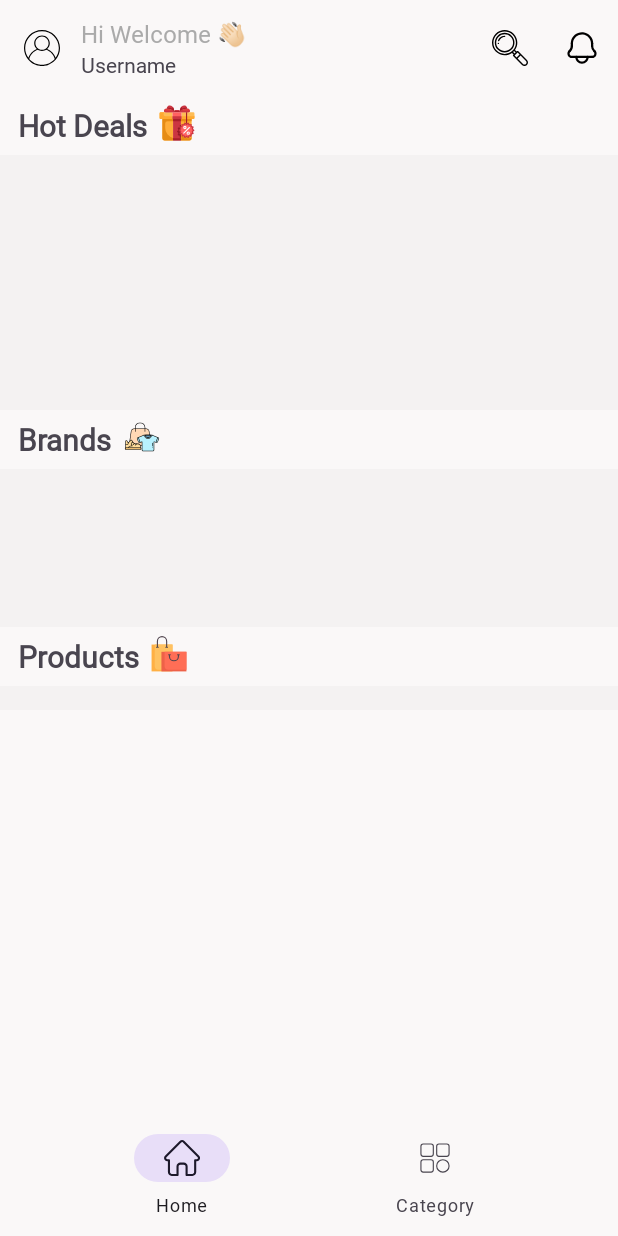
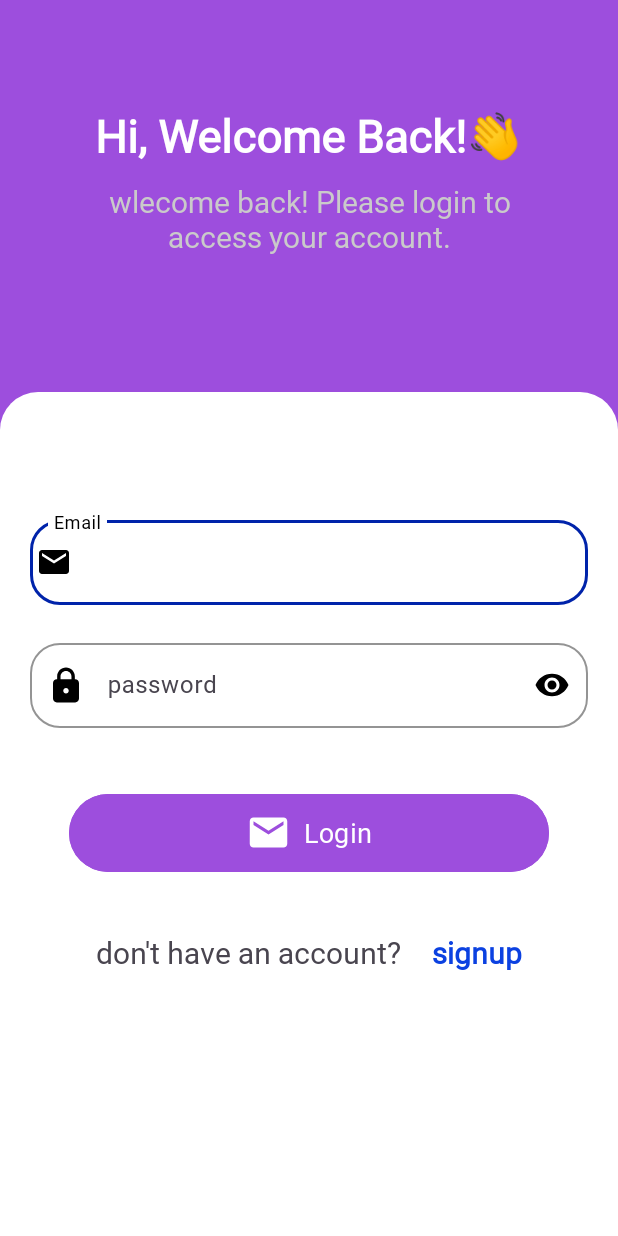
Before and after one commit to Ali-El-Sayed/Ryady, an Android app: the screen it shows after launch (MainActivity before the commit, AuthActivity after it), on a phone screen of 412 x 824 dp. Run offline under Robolectric (Android 15) with nearby library versions, the phone set to English and light mode, and no system bars; libraries missing offline, so code that uses them is left out: com.apollographql.apollo3; 1 statement that could not run was skipped.

Commit message:
refactor(Activities):Impl Base Activity to be base class of all activities. fix(Bottom Navigation): Fix Bottom Navigation in auth screens .

```diff
--- /dev/null
+++ b/app/src/main/java/com/example/ryady/BaseActivity.kt
@@ -0,0 +1,21 @@
+package com.example.ryady
+
+
+import android.content.Context
+import android.content.Intent
+import android.os.Bundle
+import androidx.appcompat.app.AppCompatActivity
+import androidx.appcompat.app.AppCompatDelegate
+import androidx.fragment.app.FragmentActivity
+
+open class BaseActivity : AppCompatActivity() {
+    override fun onCreate(savedInstanceState: Bundle?) {
+        super.onCreate(savedInstanceState)
+        AppCompatDelegate.setDefaultNightMode(AppCompatDelegate.MODE_NIGHT_NO)
+    }
+
+    fun <T> move(context: Context, destination: Class<T>) {
+        val intent = Intent(context, destination)
+        startActivity(intent)
+    }
+}
--- a/app/src/main/java/com/example/ryady/view/factory/ViewModelFactory.kt
+++ b/app/src/main/java/com/example/ryady/view/factory/ViewModelFactory.kt
@@ -3,8 +3,8 @@ package com.example.ryady.view.factory
 import androidx.lifecycle.ViewModel
 import androidx.lifecycle.ViewModelProvider
 import com.example.ryady.datasource.remote.IRemoteDataSource
-import com.example.ryady.login.viewModel.LoginViewModel
-import com.example.ryady.product.viewModel.ProductViewModel
+import com.example.ryady.view.screens.auth.login.viewModel.LoginViewModel
+import com.example.ryady.view.screens.product.viewModel.ProductViewModel
 import com.example.ryady.view.screens.home.viewmodel.HomeViewModel
 import com.example.ryady.view.screens.productsByBrand.viewmodel.ProductsViewmodel
 
--- a/app/src/main/java/com/example/ryady/Favourite/View/FavouriteFragment.kt
+++ b/app/src/main/java/com/example/ryady/view/screens/Favourite/View/FavouriteFragment.kt
@@ -1,4 +1,4 @@
-package com.example.ryady.Favourite.View
+package com.example.ryady.view.screens.Favourite.View
 
 import android.os.Bundle
 import androidx.fragment.app.Fragment
--- /dev/null
+++ b/app/src/main/java/com/example/ryady/view/screens/auth/login/AuthActivity.kt
@@ -0,0 +1,22 @@
+package com.example.ryady.view.screens.auth.login
+
+import android.os.Bundle
+import androidx.activity.enableEdgeToEdge
+import androidx.appcompat.app.AppCompatActivity
+import androidx.core.view.ViewCompat
+import androidx.core.view.WindowInsetsCompat
+import com.example.ryady.BaseActivity
+import com.example.ryady.R
+
+class AuthActivity : BaseActivity() {
+    override fun onCreate(savedInstanceState: Bundle?) {
+        super.onCreate(savedInstanceState)
+        enableEdgeToEdge()
+        setContentView(R.layout.activity_auth)
+        ViewCompat.setOnApplyWindowInsetsListener(findViewById(R.id.main)) { v, insets ->
+            val systemBars = insets.getInsets(WindowInsetsCompat.Type.systemBars())
+            v.setPadding(systemBars.left, systemBars.top, systemBars.right, systemBars.bottom)
+            insets
+        }
+    }
+}
--- a/app/src/main/java/com/example/ryady/login/viewModel/LoginViewModel.kt
+++ b/app/src/main/java/com/example/ryady/view/screens/auth/login/viewModel/LoginViewModel.kt
@@ -1,4 +1,4 @@
-package com.example.ryady.login.viewModel
+package com.example.ryady.view.screens.auth.login.viewModel
 
 import android.util.Log
 import androidx.lifecycle.ViewModel
@@ -6,13 +6,11 @@ import androidx.lifecycle.viewModelScope
 import com.example.CustomerCreateMutation
 import com.example.ryady.datasource.remote.IRemoteDataSource
 import com.example.ryady.network.model.Response
-import com.example.type.Customer
 import com.example.type.CustomerAccessTokenCreateInput
 import com.example.type.CustomerCreateInput
 import kotlinx.coroutines.Dispatchers
 import kotlinx.coroutines.flow.MutableStateFlow
 import kotlinx.coroutines.flow.StateFlow
-import kotlinx.coroutines.flow.collectLatest
 import kotlinx.coroutines.launch
 
 
@@ -41,7 +39,6 @@ class LoginViewModel(private val remoteDataSource: IRemoteDataSource) : ViewMode
 
         viewModelScope.launch(Dispatchers.IO) {
             remoteDataSource.createAccessToken<String>(userAccount).collect {
-
                 _loginAccountState.value = it
                 Log.i(TAG, "loginToAccount: ${_loginAccountState.value}")
             }
--- a/app/src/main/java/com/example/ryady/MainActivity.kt
+++ b/app/src/main/java/com/example/ryady/view/screens/home/MainActivity.kt
@@ -1,35 +1,33 @@
-package com.example.ryady
+package com.example.ryady.view.screens.home
 
 import android.os.Bundle
 import android.widget.Toast
 import androidx.activity.enableEdgeToEdge
-import androidx.appcompat.app.AppCompatActivity
 import androidx.appcompat.app.AppCompatDelegate
 import androidx.core.view.ViewCompat
 import androidx.core.view.WindowInsetsCompat
 import androidx.lifecycle.lifecycleScope
 import androidx.navigation.fragment.NavHostFragment
 import androidx.navigation.ui.setupWithNavController
+import com.example.ryady.BaseActivity
+import com.example.ryady.R
 import com.example.ryady.databinding.ActivityMainBinding
 import com.example.ryady.utils.NetworkMonitor
 import com.example.ryady.view.dialogs.offlineDialog.view.OfflineDialogFragment
+import kotlinx.coroutines.Job
 import kotlinx.coroutines.launch
 
-
-private const val TAG = "MainActivity"
-
-class MainActivity : AppCompatActivity(), OfflineDialogFragment.OfflineDialogListener {
+class MainActivity : BaseActivity(), OfflineDialogFragment.OfflineDialogListener {
     private val binding by lazy {
         ActivityMainBinding.inflate(layoutInflater)
     }
     private lateinit var networkMonitor: NetworkMonitor
-
+    private lateinit var isConnectedJob: Job
     override fun onCreate(savedInstanceState: Bundle?) {
         super.onCreate(savedInstanceState)
         enableEdgeToEdge()
         setContentView(binding.root)
         // Disable night mode
-        AppCompatDelegate.setDefaultNightMode(AppCompatDelegate.MODE_NIGHT_NO)
         ViewCompat.setOnApplyWindowInsetsListener(findViewById(R.id.main)) { v, insets ->
             val systemBars = insets.getInsets(WindowInsetsCompat.Type.systemBars())
             v.setPadding(systemBars.left, systemBars.top, systemBars.right, 0)
@@ -41,7 +39,7 @@ class MainActivity : AppCompatActivity(), OfflineDialogFragment.OfflineDialogLis
 
         // Monitor network connectivity state
         networkMonitor = NetworkMonitor(this)
-        lifecycleScope.launch {
+        isConnectedJob = lifecycleScope.launch {
             networkMonitor.isConnected.collect { isConnected ->
                 if (isConnected) dismissOfflineDialog()// Handle network connected
                 else showOfflineDialog() // Handle network disconnected
@@ -92,4 +90,9 @@ class MainActivity : AppCompatActivity(), OfflineDialogFragment.OfflineDialogLis
         // Navigate to the first fragment (start destination)
         navController.navigate(navController.graph.startDestinationId)
     }
+
+    override fun onDestroy() {
+        super.onDestroy()
+        isConnectedJob.cancel()
+    }
 }
--- a/app/src/main/java/com/example/ryady/product/view/ProductInfoFragment.kt
+++ b/app/src/main/java/com/example/ryady/view/screens/product/view/ProductInfoFragment.kt
@@ -1,4 +1,4 @@
-package com.example.ryady.product.view
+package com.example.ryady.view.screens.product.view
 
 import android.os.Bundle
 import android.util.Log
@@ -18,7 +18,7 @@ import com.example.ryady.databinding.FragmentProductInfoBinding
 import com.example.ryady.datasource.remote.RemoteDataSource
 import com.example.ryady.network.GraphqlClient
 import com.example.ryady.network.model.Response
-import com.example.ryady.product.viewModel.ProductViewModel
+import com.example.ryady.view.screens.product.viewModel.ProductViewModel
 import com.example.ryady.view.factory.ViewModelFactory
 import kotlinx.coroutines.Dispatchers
 import kotlinx.coroutines.flow.collectLatest
--- a/app/src/main/java/com/example/ryady/product/viewModel/ProductViewModel.kt
+++ b/app/src/main/java/com/example/ryady/view/screens/product/viewModel/ProductViewModel.kt
@@ -1,4 +1,4 @@
-package com.example.ryady.product.viewModel
+package com.example.ryady.view.screens.product.viewModel
 
 import android.util.Log
 import androidx.lifecycle.ViewModel
--- /dev/null
+++ b/app/src/main/res/layout/activity_auth.xml
@@ -0,0 +1,18 @@
+<?xml version="1.0" encoding="utf-8"?>
+<androidx.constraintlayout.widget.ConstraintLayout xmlns:android="http://schemas.android.com/apk/res/android"
+    xmlns:app="http://schemas.android.com/apk/res-auto"
+    xmlns:tools="http://schemas.android.com/tools"
+    android:id="@+id/main"
+    android:layout_width="match_parent"
+    android:layout_height="match_parent"
+    tools:context=".view.screens.auth.login.AuthActivity">
+
+    <androidx.fragment.app.FragmentContainerView
+        android:id="@+id/nav_host_fragment"
+        android:name="androidx.navigation.fragment.NavHostFragment"
+        android:layout_width="match_parent"
+        android:layout_height="match_parent"
+        android:layout_above="@id/bottom_navigation"
+        app:defaultNavHost="true"
+        app:navGraph="@navigation/auth_nav_graph" />
+</androidx.constraintlayout.widget.ConstraintLayout>
--- a/app/src/main/res/layout/fragment_favourite.xml
+++ b/app/src/main/res/layout/fragment_favourite.xml
@@ -4,7 +4,7 @@
     android:layout_width="match_parent"
     android:layout_height="match_parent"
     xmlns:app="http://schemas.android.com/apk/res-auto"
-    tools:context=".Favourite.View.FavouriteFragment">
+    tools:context=".view.screens.Favourite.View.FavouriteFragment">
 
     <androidx.recyclerview.widget.RecyclerView
         android:id="@+id/rv_favourite_list"
--- a/app/src/main/res/layout/fragment_login.xml
+++ b/app/src/main/res/layout/fragment_login.xml
@@ -5,7 +5,7 @@
     android:layout_width="match_parent"
     android:layout_height="match_parent"
     android:background="#9D4EDD"
-    tools:context=".login.view.LoginFragment">
+    tools:context=".view.screens.auth.login.view.LoginFragment">
 
     <TextView
         android:id="@+id/tv_title"
@@ -111,7 +111,7 @@
         android:layout_height="60dp"
         android:layout_marginTop="40dp"
         android:backgroundTint="#9D4EDD"
-        android:text="Login"
+        android:text="@string/login"
         android:textAlignment="center"
         android:textColor="@color/white"
         android:textSize="18sp"
@@ -129,7 +129,7 @@
         android:layout_width="wrap_content"
         android:layout_height="wrap_content"
         android:layout_marginTop="36dp"
-        android:text="don't have an account?"
+        android:text="@string/don_t_have_an_account"
         android:textSize="20sp"
         app:layout_constraintEnd_toStartOf="@+id/tv_sign_up"
         app:layout_constraintHorizontal_bias="0.5"
--- a/app/src/main/res/layout/fragment_product_info.xml
+++ b/app/src/main/res/layout/fragment_product_info.xml
@@ -4,7 +4,7 @@
     android:layout_width="match_parent"
     android:layout_height="match_parent"
     xmlns:app="http://schemas.android.com/apk/res-auto"
-    tools:context=".product.view.ProductInfoFragment">
+    tools:context=".view.screens.product.view.ProductInfoFragment">
 
     <androidx.constraintlayout.widget.ConstraintLayout
         android:layout_width="match_parent"
--- a/app/src/main/res/layout/fragment_sing_up.xml
+++ b/app/src/main/res/layout/fragment_sing_up.xml
@@ -4,7 +4,7 @@
     xmlns:tools="http://schemas.android.com/tools"
     android:layout_width="match_parent"
     android:layout_height="match_parent"
-    tools:context=".login.view.SingUpFragment">
+    tools:context=".view.screens.auth.login.view.SingUpFragment">
 
     <androidx.constraintlayout.widget.ConstraintLayout
         android:layout_width="match_parent"
@@ -175,9 +175,8 @@
         android:layout_height="60dp"
         android:layout_marginTop="20dp"
         android:backgroundTint="#9D4EDD"
-        android:text="Login"
+        android:text="@string/sing_up"
         android:textAlignment="center"
-
         android:textColor="@color/white"
         android:textSize="18sp"
         app:icon="@drawable/ic_mail"
--- /dev/null
+++ b/app/src/main/res/navigation/auth_nav_graph.xml
@@ -0,0 +1,22 @@
+<?xml version="1.0" encoding="utf-8"?>
+<navigation xmlns:android="http://schemas.android.com/apk/res/android"
+    xmlns:app="http://schemas.android.com/apk/res-auto"
+    xmlns:tools="http://schemas.android.com/tools"
+    android:id="@+id/auth_nav_graph"
+    app:startDestination="@id/loginFragment">
+
+    <fragment
+        android:id="@+id/loginFragment"
+        android:name="com.example.ryady.view.screens.auth.login.view.LoginFragment"
+        android:label="LoginFragment"
+        tools:layout="@layout/fragment_login">
+        <action
+            android:id="@+id/action_loginFragment_to_singUpFragment"
+            app:destination="@id/singUpFragment" />
+    </fragment>
+    <fragment
+        android:id="@+id/singUpFragment"
+        android:name="com.example.ryady.view.screens.auth.login.view.SingUpFragment"
+        android:label="fragment_sing_up"
+        tools:layout="@layout/fragment_sing_up" />
+</navigation>
--- a/app/src/main/res/navigation/nav_graph.xml
+++ b/app/src/main/res/navigation/nav_graph.xml
@@ -39,7 +39,7 @@
     </fragment>
     <fragment
         android:id="@+id/productInfoFragment"
-        android:name="com.example.ryady.product.view.ProductInfoFragment"
+        android:name="com.example.ryady.view.screens.product.view.ProductInfoFragment"
         android:label="fragment_product_info"
         tools:layout="@layout/fragment_product_info">
         <argument
@@ -47,25 +47,25 @@
             android:defaultValue="123456"
             app:argType="string" />
     </fragment>
-    <fragment
-        android:id="@+id/singUpFragment"
-        android:name="com.example.ryady.login.view.SingUpFragment"
-        android:label="fragment_sing_up"
-        tools:layout="@layout/fragment_sing_up" />
-    <fragment
-        android:id="@+id/loginFragment"
-        android:name="com.example.ryady.login.view.LoginFragment"
-        android:label="fragment_login"
-        tools:layout="@layout/fragment_login">
-        <action
-            android:id="@+id/action_loginFragment_to_singUpFragment"
-            app:destination="@id/singUpFragment" />
-        <action
-            android:id="@+id/action_loginFragment_to_homeScreen"
-            app:destination="@id/homeScreen"
-            app:popUpTo="@id/loginFragment"
-            app:popUpToInclusive="true" />
-    </fragment>
+<!--    <fragment-->
+<!--        android:id="@+id/singUpFragment"-->
+<!--        android:name="com.example.ryady.view.screens.auth.login.view.SingUpFragment"-->
+<!--        android:label="fragment_sing_up"-->
+<!--        tools:layout="@layout/fragment_sing_up" />-->
+<!--    <fragment-->
+<!--        android:id="@+id/loginFragment"-->
+<!--        android:name="com.example.ryady.view.screens.auth.login.view.LoginFragment"-->
+<!--        android:label="fragment_login"-->
+<!--        tools:layout="@layout/fragment_login">-->
+<!--        <action-->
+<!--            android:id="@+id/action_loginFragment_to_singUpFragment"-->
+<!--            app:destination="@id/singUpFragment" />-->
+<!--        <action-->
+<!--            android:id="@+id/action_loginFragment_to_homeScreen"-->
+<!--            app:destination="@id/homeScreen"-->
+<!--            app:popUpTo="@id/loginFragment"-->
+<!--            app:popUpToInclusive="true" />-->
+<!--    </fragment>-->
     <fragment
         android:id="@+id/categoryScreen"
         android:name="com.example.ryady.view.screens.category.view.CategoryScreen"
--- a/app/src/main/res/values/strings.xml
+++ b/app/src/main/res/values/strings.xml
@@ -19,4 +19,7 @@
     <string name="categories">CATEGORIES</string>
     <string name="exit">Exit</string>
     <string name="retry">Retry</string>
+    <string name="sing_up">Sing Up</string>
+    <string name="login">Login</string>
+    <string name="don_t_have_an_account">don\'t have an account?</string>
 </resources>
```
Also changed, not shown: app/src/main/AndroidManifest.xml (+7 -1 lines), app/src/main/java/com/example/ryady/view/screens/auth/login/view/LoginFragment.kt (renamed from app/src/main/java/com/example/ryady/login/view/LoginFragment.kt, +14 -28 lines), app/src/main/java/com/example/ryady/view/screens/auth/login/view/SingUpFragment.kt (renamed from app/src/main/java/com/example/ryady/login/view/SingUpFragment.kt, +30 -19 lines).
